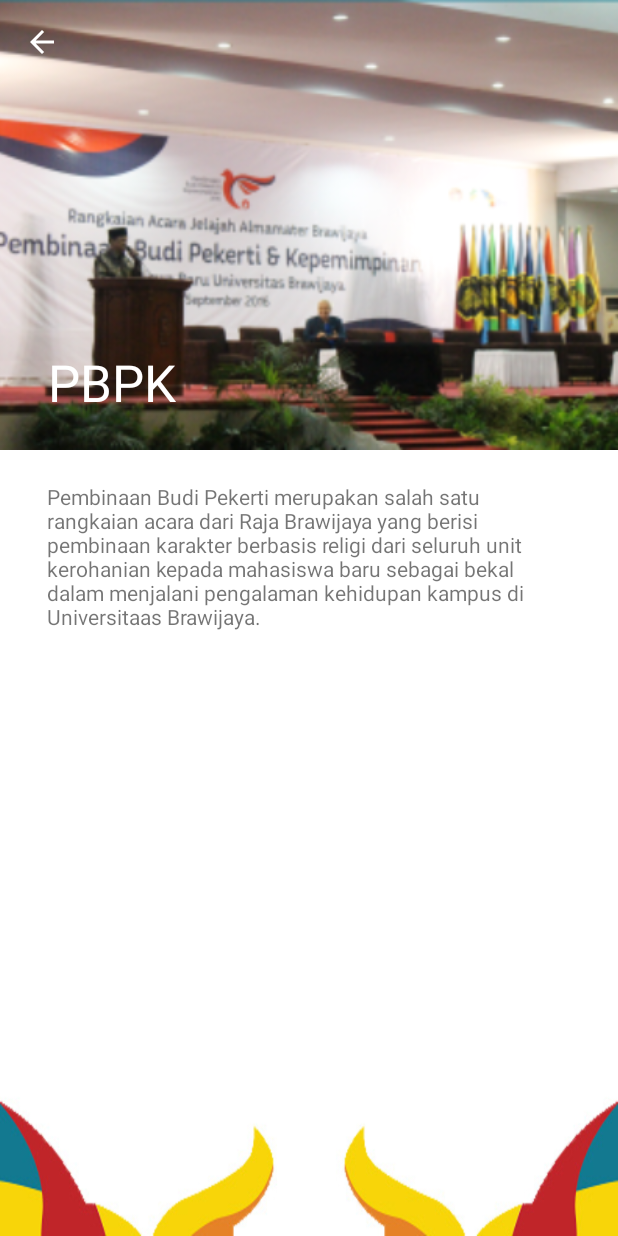
After one commit to khusika/khusika_apps_rajabrawijaya, an Android app: the PBPKActivity screen opened directly, with no data from a screen before it, on a phone screen of 412 x 824 dp. The commit adds this screen. Run offline under Robolectric (Android 15) with nearby library versions, the phone set to English and light mode, and no system bars.

Commit message:
Add PBPK Activity

```diff
--- a/app/src/main/AndroidManifest.xml
+++ b/app/src/main/AndroidManifest.xml
@@ -34,6 +34,9 @@
         <activity
             android:name="com.khusika.rajabrawijaya.activities.RajaActivity"
             android:theme="@style/AppTheme2" />
+        <activity
+            android:name="com.khusika.rajabrawijaya.activities.PBPKActivity"
+            android:theme="@style/AppTheme2" />
     </application>
 
 </manifest>
--- /dev/null
+++ b/app/src/main/java/com/khusika/rajabrawijaya/activities/PBPKActivity.java
@@ -0,0 +1,51 @@
+package com.khusika.rajabrawijaya.activities;
+
+import android.content.Intent;
+import android.os.Bundle;
+import android.support.design.widget.AppBarLayout;
+import android.support.v7.app.AppCompatActivity;
+import android.support.v7.widget.Toolbar;
+import android.view.View;
+
+import com.khusika.rajabrawijaya.MainActivity;
+import com.khusika.rajabrawijaya.R;
+
+/**
+ * Created by khusika on 09/07/17.
+ */
+
+public class PBPKActivity extends AppCompatActivity {
+
+    private Toolbar toolbar;
+    private Intent i;
+
+    @Override
+    protected void onCreate(Bundle savedInstanceState) {
+        super.onCreate(savedInstanceState);
+        setContentView(R.layout.activity_pbpk);
+
+        toolbar = (Toolbar) findViewById(R.id.pbpk_toolbar);
+        setupToolbar();
+
+
+        AppBarLayout mAppBarLayout = (AppBarLayout) findViewById(R.id.pbpk_appbar);
+    }
+
+    private void setupToolbar(){
+        toolbar.setTitle(getString(R.string.pbpk_title));
+        setSupportActionBar(toolbar);
+        if (getSupportActionBar() !=null){
+            getSupportActionBar().setDisplayHomeAsUpEnabled(true);
+            getSupportActionBar().setDisplayShowHomeEnabled(true);
+        }
+        toolbar.setNavigationOnClickListener(new View.OnClickListener() {
+            @Override
+            public void onClick(View view) {
+                i = new Intent(PBPKActivity.this, MainActivity.class);
+                i.setFlags(Intent.FLAG_ACTIVITY_CLEAR_TOP);
+                startActivity(i);
+            }
+        });
+    }
+
+}
--- a/app/src/main/java/com/khusika/rajabrawijaya/fragments/MainFragment.java
+++ b/app/src/main/java/com/khusika/rajabrawijaya/fragments/MainFragment.java
@@ -18,6 +18,7 @@
 import com.daimajia.slider.library.Tricks.ViewPagerEx;
 import com.khusika.rajabrawijaya.MainActivity;
 import com.khusika.rajabrawijaya.R;
+import com.khusika.rajabrawijaya.activities.PBPKActivity;
 import com.khusika.rajabrawijaya.activities.RajaActivity;
 
 import java.util.HashMap;
@@ -86,6 +87,13 @@
                 startActivity(tpi);
             }
         });
+        imageView = (ImageView)view.findViewById(R.id.PBPK);
+        imageView.setOnClickListener(new View.OnClickListener() {
+            public void onClick(View view) {
+                Intent tpi = new Intent(view.getContext(), PBPKActivity.class);
+                startActivity(tpi);
+            }
+        });
 
         return view;
     }
--- /dev/null
+++ b/app/src/main/res/layout/activity_pbpk.xml
@@ -0,0 +1,46 @@
+<?xml version="1.0" encoding="utf-8"?>
+<android.support.design.widget.CoordinatorLayout
+    xmlns:android="http://schemas.android.com/apk/res/android"
+    xmlns:tools="http://schemas.android.com/tools"
+    xmlns:app="http://schemas.android.com/apk/res-auto"
+    android:background="@drawable/template_textmenu"
+    android:layout_width="fill_parent"
+    android:layout_height="fill_parent"
+    android:fitsSystemWindows="true"
+    tools:context="com.khusika.rajabrawijaya.activities.PBPKActivity">
+
+    <android.support.design.widget.AppBarLayout
+        android:id="@+id/pbpk_appbar"
+        android:layout_width="match_parent"
+        android:layout_height="300dp"
+        android:fitsSystemWindows="true"
+        android:theme="@style/AppTheme.AppBarOverlay">
+
+        <android.support.design.widget.CollapsingToolbarLayout
+            android:layout_width="match_parent"
+            android:layout_height="match_parent"
+            android:fitsSystemWindows="true"
+            app:contentScrim="?attr/colorPrimary"
+            app:layout_scrollFlags="scroll|exitUntilCollapsed">
+
+            <ImageView
+                android:layout_width="match_parent"
+                android:layout_height="match_parent"
+                android:scaleType="centerCrop"
+                android:src="@drawable/framepbpk"
+                app:layout_collapseMode="parallax"
+                app:layout_collapseParallaxMultiplier="0.7" />
+
+            <android.support.v7.widget.Toolbar
+                android:id="@+id/pbpk_toolbar"
+                android:background="@android:color/transparent"
+                android:layout_width="match_parent"
+                android:layout_height="?attr/actionBarSize"
+                app:layout_collapseMode="pin"
+                app:popupTheme="@style/AppTheme.PopupOverlay" />
+
+        </android.support.design.widget.CollapsingToolbarLayout>
+    </android.support.design.widget.AppBarLayout>
+    <include layout="@layout/content_pbpk" />
+
+</android.support.design.widget.CoordinatorLayout>
--- /dev/null
+++ b/app/src/main/res/layout/content_pbpk.xml
@@ -0,0 +1,18 @@
+<?xml version="1.0" encoding="utf-8"?>
+<android.support.v4.widget.NestedScrollView
+    android:layout_width="fill_parent"
+    android:layout_height="fill_parent"
+    app:layout_behavior="@string/appbar_scrolling_view_behavior"
+    xmlns:android="http://schemas.android.com/apk/res/android"
+    xmlns:app="http://schemas.android.com/apk/res-auto">
+    <TextView
+        android:layout_width="match_parent"
+        android:layout_height="wrap_content"
+        android:layout_margin="@dimen/text_margin"
+        android:paddingLeft="15.0dip"
+        android:paddingTop="5.0dip"
+        android:paddingRight="15.0dip"
+        android:paddingBottom="5.0dip"
+        android:text="Pembinaan Budi Pekerti merupakan salah satu rangkaian acara dari Raja Brawijaya yang berisi pembinaan karakter berbasis religi dari seluruh unit kerohanian kepada mahasiswa baru sebagai bekal dalam menjalani pengalaman kehidupan kampus di Universitaas Brawijaya."
+        android:textAlignment="gravity"/>
+</android.support.v4.widget.NestedScrollView>
--- a/app/src/main/res/layout/main_layout.xml
+++ b/app/src/main/res/layout/main_layout.xml
@@ -90,11 +90,11 @@
             </LinearLayout>
             <LinearLayout
                 android:orientation="vertical"
-                android:id="@+id/PBP"
                 android:layout_width="fill_parent"
                 android:layout_height="fill_parent"
                 android:layout_weight="1.0">
                 <ImageView
+                    android:id="@+id/PBPK"
                     android:layout_width="wrap_content"
                     android:layout_height="fill_parent"
                     android:src="@drawable/pbpk"
--- a/app/src/main/res/values/dimens.xml
+++ b/app/src/main/res/values/dimens.xml
@@ -5,4 +5,5 @@
     <dimen name="nav_header_vertical_spacing">16dp</dimen>
     <dimen name="nav_header_height">160dp</dimen>
     <dimen name="fab_margin">16dp</dimen>
+    <dimen name="text_margin">16.0dip</dimen>
 </resources>
--- a/app/src/main/res/values/strings.xml
+++ b/app/src/main/res/values/strings.xml
@@ -8,4 +8,5 @@
     <string name="contact_title">Contact Us</string>
     <string name="team_title">Meet The Team</string>
     <string name="about_title">About Us</string>
+    <string name="pbpk_title">PBPK</string>
 </resources>
```
Also changed, not shown: app/src/main/res/drawable/framepbpk.png (added).
